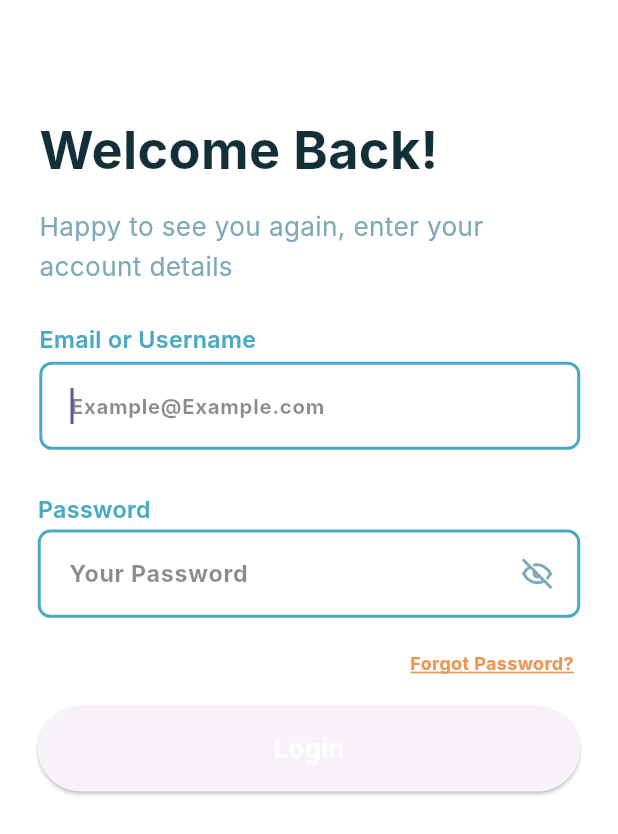
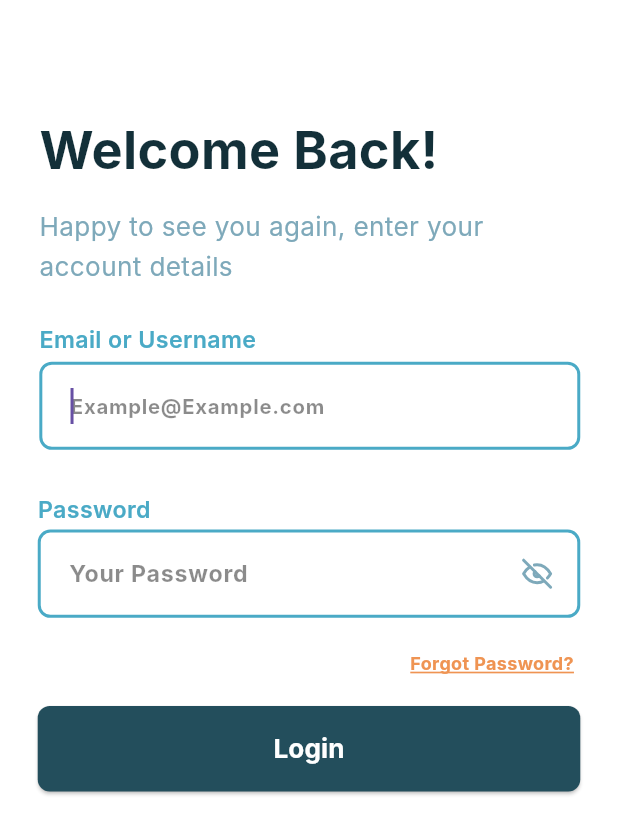
Before and after one commit to RoaaAmin/hilinky_v1, a Flutter app: the screen it shows after launch, after a tap on "Skip All", on a phone screen of 412 x 824 dp. Shown: the top 834 px of the screen. Run offline on Flutter 3.47's test engine with Material 3 defaults, Android fonts, the phone set to English and light mode, and no system bars; our stand-ins replace animate_do, cached_network_image, cloud_firestore, contacts_service, easy_localization, firebase_auth and 16 more; missing offline and left inert: country_pickers, qr_code_scanner; accounts and stored records are empty; network calls fail; Roboto replaces fonts that are missing (Inter).

Commit message:
Login butttton

```diff
--- a/lib/widgets/custom_elevated_button.dart
+++ b/lib/widgets/custom_elevated_button.dart
@@ -54,11 +54,20 @@ class CustomElevatedButton extends BaseButton {
     width: this.width ?? double.maxFinite,
     margin: margin,
     decoration: BoxDecoration(
-       // Replace Colors.blue with the desired color
-      borderRadius: BorderRadius.circular(8), // Example border radius
+
+      // Replace Colors.blue with the desired color
+      borderRadius: BorderRadius.circular(9), // Example border radius
     ),
     child: ElevatedButton(
-      style: buttonStyle,
+      // style: buttonStyle,
+      style: ElevatedButton.styleFrom(
+        foregroundColor: Colors.white,
+        backgroundColor: Color(0xFF234E5C),
+        padding: EdgeInsets.symmetric(horizontal: 40, vertical: 16),
+        shape: RoundedRectangleBorder(
+          borderRadius: BorderRadius.circular(8),
+        ),
+      ),
       onPressed: isDisabled ?? false ? null : onTap ?? () {},
       child: Row(
         mainAxisAlignment: MainAxisAlignment.center,
```
